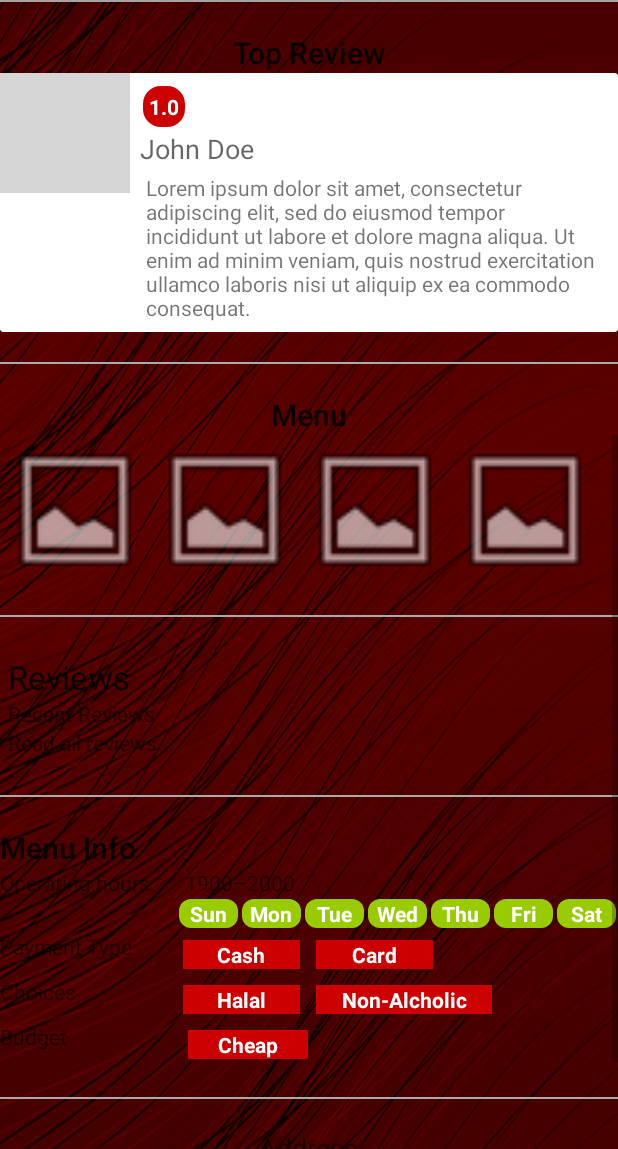
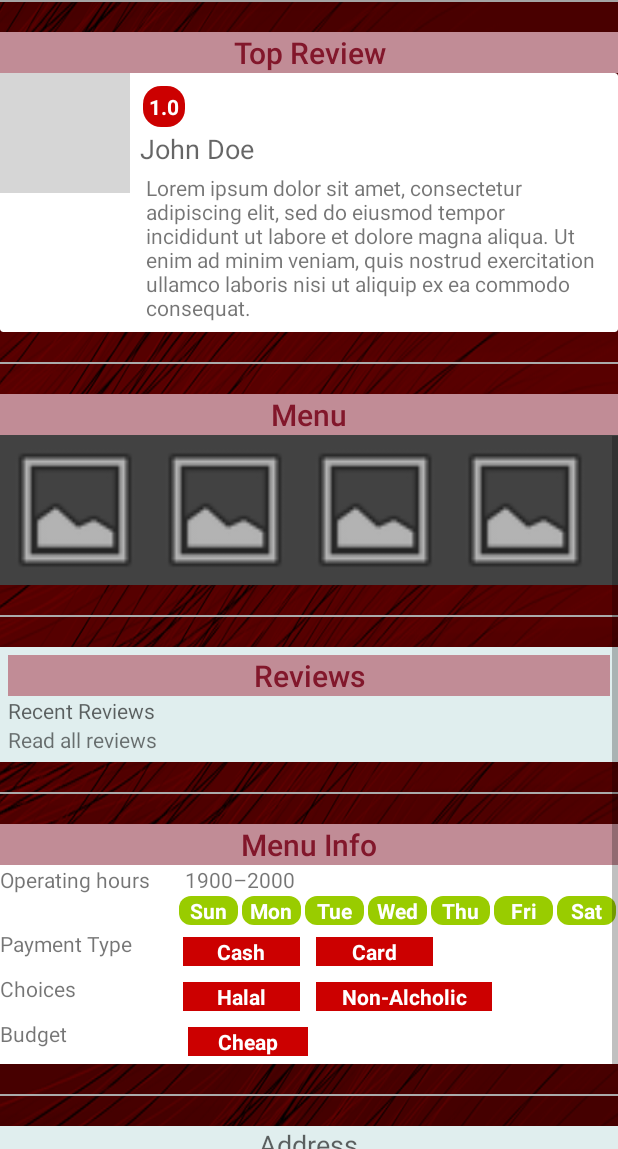
Before and after one commit to z80lives/XodeboxFood, an Android app: the RestaurantActivity screen opened directly, with no data from a screen before it, scrolled down 537 dp, on a phone screen of 412 x 824 dp, the part 87-1236 px from its top. Run offline under Robolectric (Android 15) with nearby library versions, the phone set to English and light mode, and no system bars; our stand-ins replace Picasso; pictures from the network do not load; grey boxes are pictures that could not be loaded.

Commit message:
Modified the style for the Restaurant Page.

```diff
--- a/app/src/main/res/layout/news_highlight_item.xml
+++ b/app/src/main/res/layout/news_highlight_item.xml
@@ -1,7 +1,7 @@
 <?xml version="1.0" encoding="utf-8"?>
 <LinearLayout xmlns:android="http://schemas.android.com/apk/res/android"
-    android:layout_width="wrap_content"
-    android:layout_height="wrap_content"
+    android:layout_width="match_parent"
+    android:layout_height="match_parent"
     android:background="@drawable/card_background"
     android:layout_margin="2dp"
     >
--- a/app/src/main/res/layout/restaurant_info_card.xml
+++ b/app/src/main/res/layout/restaurant_info_card.xml
@@ -2,12 +2,12 @@
 <LinearLayout xmlns:android="http://schemas.android.com/apk/res/android"
     android:orientation="vertical"
     android:layout_width="match_parent"
-    android:layout_height="match_parent">
+    android:layout_height="match_parent"
+    android:background="@color/cardview_light_background">
 
 
     <TextView
-        style="@style/Base.TextAppearance.AppCompat.Title"
-        android:layout_width="wrap_content"
+        style="@style/card_title"
         android:layout_height="wrap_content"
         android:text="@string/menu_info_title"
         />
--- a/app/src/main/res/layout/restaurant_page.xml
+++ b/app/src/main/res/layout/restaurant_page.xml
@@ -32,7 +32,7 @@
                 android:src="@drawable/image_placeholder"
                 android:layout_gravity="center_horizontal"
                 android:scaleType="fitXY"
-                android:id="@+id/imageView3"
+                android:id="@+id/iv_restaurant_image"
                 android:layout_alignParentTop="true"
                 android:layout_alignParentLeft="true"
                 android:layout_alignParentStart="true" />
@@ -56,7 +56,7 @@
             android:text="@string/restaurant_name"
             android:layout_gravity="center_horizontal"
             android:padding="6dp"
-            android:id="@+id/restaurant_name"
+            android:id="@+id/tv_restaurant_name"
             android:layout_alignParentTop="true"
             android:layout_alignParentLeft="true"
             android:layout_alignParentStart="true"
@@ -71,7 +71,7 @@
             android:layout_height="wrap_content"
             android:textAppearance="?android:attr/textAppearanceMedium"
             android:text="@string/restaurant_area"
-            android:id="@+id/area"
+            android:id="@+id/tv_restaurant_area"
             android:layout_below="@+id/restaurant_name"
             android:layout_alignLeft="@+id/restaurant_name"
             android:layout_alignStart="@+id/restaurant_name"
@@ -135,8 +135,8 @@
             />
 
         <TextView
-            style="@style/Base.TextAppearance.AppCompat.Title"
-            android:layout_width="wrap_content"
+            style="@style/card_title"
+            android:layout_width="match_parent"
             android:layout_height="wrap_content"
             android:text="@string/top_review_title"
             />
@@ -153,8 +153,7 @@
             />
 
         <TextView
-            style="@style/Base.TextAppearance.AppCompat.Title"
-            android:layout_width="wrap_content"
+            style="@style/card_title"
             android:layout_height="wrap_content"
             android:text="@string/menu_title"
             />
@@ -162,7 +161,8 @@
         <!--Sample menu photos-->
         <HorizontalScrollView
             android:layout_width="match_parent"
-            android:layout_height="wrap_content">
+            android:layout_height="wrap_content"
+            android:background="@color/cardview_dark_background">
             <LinearLayout
                 android:layout_width="wrap_content"
                 android:layout_height="wrap_content"
@@ -214,6 +214,14 @@
             style="@style/Divider"
             />
 
+        <LinearLayout
+            android:layout_width="match_parent"
+            android:layout_height="wrap_content"
+            android:orientation="vertical"
+            android:background="@color/colorAzure"
+            android:layout_gravity="center"
+            android:gravity="center">
+
         <TextView
             android:layout_width="wrap_content"
             android:layout_height="wrap_content"
@@ -238,6 +246,7 @@
             android:text="@string/restaurant_type_caption"
             android:id="@+id/textView13"
             android:layout_weight="0.04" />
+        </LinearLayout>
 
         <android.support.design.widget.FloatingActionButton
             android:layout_width="wrap_content"
--- a/app/src/main/res/layout/review_box.xml
+++ b/app/src/main/res/layout/review_box.xml
@@ -5,9 +5,11 @@
     android:layout_width="match_parent"
     android:layout_height="match_parent"
     android:padding="5dp"
-    style="@android:style/Widget.ListView.White">
+    style="@android:style/Widget.ListView.White"
+    android:background="@color/colorAzure">
 
     <TextView
+        style="@style/card_title"
         android:layout_width="match_parent"
         android:layout_height="wrap_content"
         android:textAppearance="?android:attr/textAppearanceLarge"
--- /dev/null
+++ b/app/src/main/res/values/shared_styles.xml
@@ -0,0 +1,9 @@
+<?xml version="1.0" encoding="utf-8"?>
+<resources>
+    <style name="card_title" parent="@style/Base.TextAppearance.AppCompat.Title">
+        <item name="android:layout_width">match_parent</item>
+        <item name="android:gravity">center</item>
+        <item name="android:background">@color/colorPink</item>
+        <item name="android:textColor">@color/colorScarlet</item>
+    </style>
+</resources>
```
